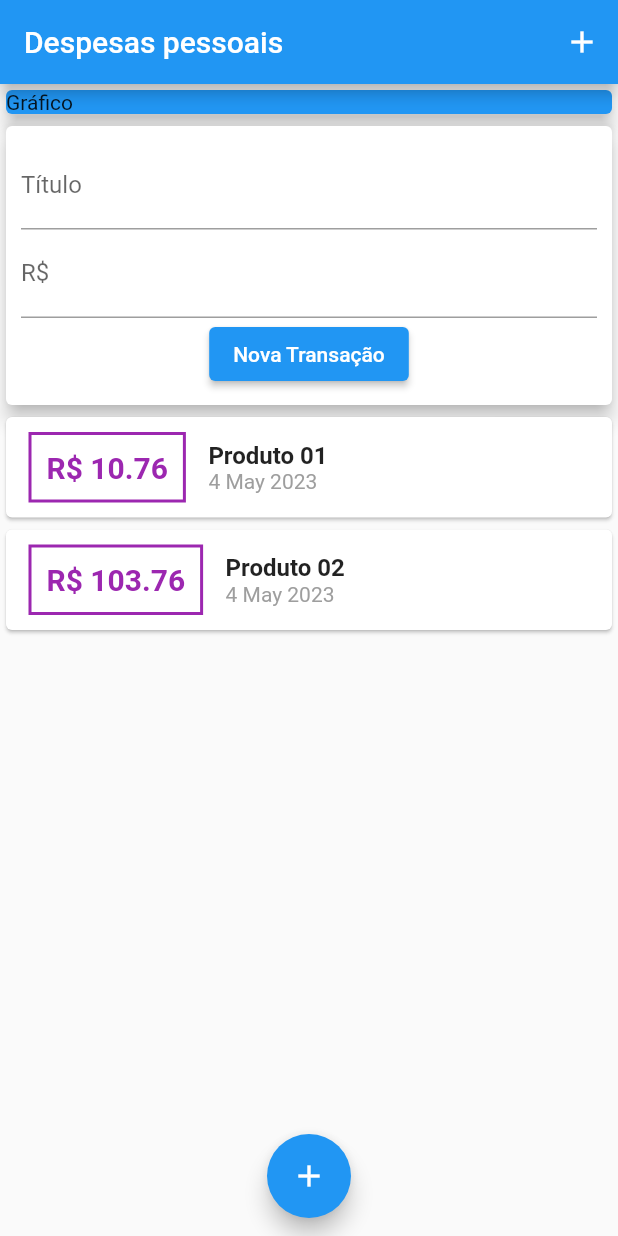
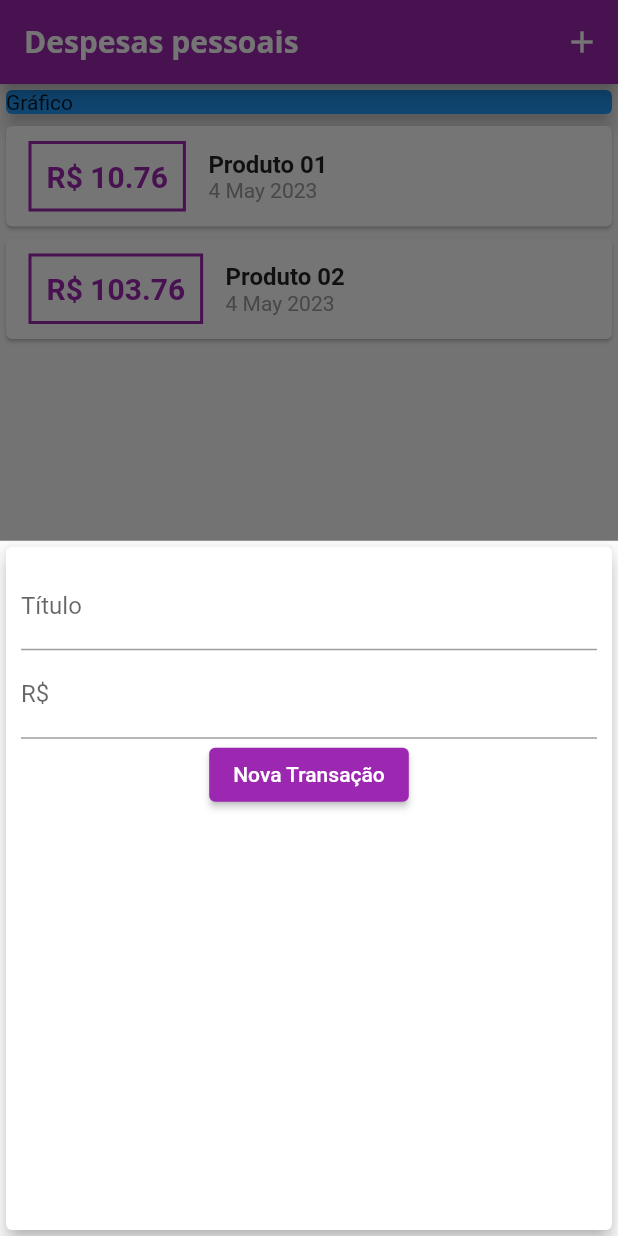
Before and after one commit to moacirviana/expenses, a Flutter app: the screen it shows after launch, after a tap on the "add" icon, on a phone screen of 412 x 824 dp. Run offline on Flutter 3.47's test engine with Material 2 defaults, Android fonts, the phone set to English and light mode, and no system bars.

Commit message:
themas e fontes

```diff
--- a/lib/components/transaction_form.dart
+++ b/lib/components/transaction_form.dart
@@ -1,12 +1,18 @@
 import 'package:flutter/material.dart';
 
-class TransactionForm extends StatelessWidget {
-  final titleController = TextEditingController();
-  final valueController = TextEditingController();
-
+class TransactionForm extends StatefulWidget {
   final void Function(String, double) onSubmit;
 
   TransactionForm(this.onSubmit);
+
+  @override
+  State<TransactionForm> createState() => _TransactionFormState();
+}
+
+class _TransactionFormState extends State<TransactionForm> {
+  final titleController = TextEditingController();
+
+  final valueController = TextEditingController();
 
   _submitForm() {
     final title = titleController.text;
@@ -14,7 +20,7 @@
     if (title.isEmpty || value <= 0) {
       return;
     }
-    onSubmit(title, value);
+    widget.onSubmit(title, value);
   }
 
   @override
--- a/lib/components/transaction_list.dart
+++ b/lib/components/transaction_list.dart
@@ -22,7 +22,9 @@
                 margin:
                     const EdgeInsets.symmetric(horizontal: 15, vertical: 10),
                 decoration: BoxDecoration(
-                    border: Border.all(color: Colors.purple, width: 2)),
+                    border: Border.all(
+                        color: Theme.of(context).colorScheme.primary,
+                        width: 2)),
                 padding: const EdgeInsets.all(10),
                 child: Text(
                   'R\$ ${tr.value.toStringAsFixed(2)}',
--- a/lib/components/transaction_user.dart
+++ /dev/null
@@ -1,44 +0,0 @@
-import 'dart:math';
-
-import './transaction_form.dart';
-import './transaction_list.dart';
-import '../models/transaction.dart';
-
-import 'package:flutter/material.dart';
-
-class TransactionUser extends StatefulWidget {
-  const TransactionUser({super.key});
-
-  @override
-  State<TransactionUser> createState() => _TransactionUserState();
-}
-
-class _TransactionUserState extends State<TransactionUser> {
-  final _transaction = [
-    Transaction(
-        id: 't1', title: 'Produto 01', value: 10.76, date: DateTime.now()),
-    Transaction(
-        id: 't2', title: 'Produto 02', value: 103.76, date: DateTime.now()),
-  ];
-
-  _addTransaction(String title, double value) {
-    final newTransaction = Transaction(
-        id: Random().nextDouble().toString(),
-        title: title,
-        value: value,
-        date: DateTime.now());
-    setState(() {
-      _transaction.add(newTransaction);
-    });
-  }
-
-  @override
-  Widget build(BuildContext context) {
-    return Column(
-      children: [
-        TransactionForm(_addTransaction),
-        TransactionList(_transaction),
-      ],
-    );
-  }
-}
--- a/lib/main.dart
+++ b/lib/main.dart
@@ -1,27 +1,89 @@
+import 'dart:math';
+import 'components/transaction_form.dart';
 import 'package:flutter/material.dart';
-import 'package:expenses/components/transaction_user.dart';
+import 'models/transaction.dart';
+import 'components/transaction_list.dart';
 
 main() => runApp(ExpensesApp());
 
 class ExpensesApp extends StatelessWidget {
-  //const MyApp({super.key});
   @override
   Widget build(BuildContext context) {
+    final ThemeData tema = ThemeData();
+
     return MaterialApp(
       home: MyHomePage(),
+      theme: tema.copyWith(
+        colorScheme: tema.colorScheme.copyWith(
+          primary: Colors.purple,
+          secondary: Colors.amber,
+        ),
+        textTheme: tema.textTheme.copyWith(
+          titleLarge: const TextStyle(
+            fontFamily: 'OpenSans',
+            fontSize: 18,
+            fontWeight: FontWeight.bold,
+            color: Colors.black,
+          ),
+        ),
+        appBarTheme: const AppBarTheme(
+          titleTextStyle: TextStyle(
+            fontFamily: 'OpenSans',
+            fontSize: 20,
+            fontWeight: FontWeight.bold,
+          ),
+        ),
+      ),
     );
   }
 }
 
-class MyHomePage extends StatelessWidget {
+class MyHomePage extends StatefulWidget {
+  @override
+  State<MyHomePage> createState() => _MyHomePageState();
+}
+
+class _MyHomePageState extends State<MyHomePage> {
+  final _transaction = [
+    Transaction(
+        id: 't1', title: 'Produto 01', value: 10.76, date: DateTime.now()),
+    Transaction(
+        id: 't2', title: 'Produto 02', value: 103.76, date: DateTime.now()),
+  ];
+
+  _addTransaction(String title, double value) {
+    final newTransaction = Transaction(
+        id: Random().nextDouble().toString(),
+        title: title,
+        value: value,
+        date: DateTime.now());
+
+    setState(() {
+      _transaction.add(newTransaction);
+    });
+
+    Navigator.of(context).pop();
+  }
+
   //const MyHomePage({super.key});
+  _openTransactionFormModal(BuildContext context) {
+    showModalBottomSheet(
+        context: context,
+        builder: (_) {
+          return TransactionForm(_addTransaction);
+        });
+  }
 
   @override
   Widget build(BuildContext context) {
     return Scaffold(
       appBar: AppBar(
         title: const Text('Despesas pessoais'),
-        actions: [IconButton(onPressed: () {}, icon: Icon(Icons.add))],
+        actions: [
+          IconButton(
+              onPressed: () => _openTransactionFormModal(context),
+              icon: Icon(Icons.add))
+        ],
       ),
       body: SingleChildScrollView(
         child:
@@ -34,12 +96,12 @@
               child: Text('Gráfico'),
             ),
           ),
-          TransactionUser(),
+          TransactionList(_transaction),
         ]),
       ),
       floatingActionButton: FloatingActionButton(
         child: Icon(Icons.add),
-        onPressed: () {},
+        onPressed: () => _openTransactionFormModal(context),
       ),
       floatingActionButtonLocation:
           FloatingActionButtonLocation.miniCenterFloat,
```
Also changed, not shown: pubspec.yaml (+11 -6 lines), assets/fonts/OpenSans-Bold.ttf (added), assets/fonts/OpenSans-Regular.ttf (added), assets/fonts/Quicksand-Bold.ttf (added), assets/fonts/Quicksand-Light.ttf (added), assets/fonts/Quicksand-Medium.ttf (added), assets/fonts/Quicksand-Regular.ttf (added).
